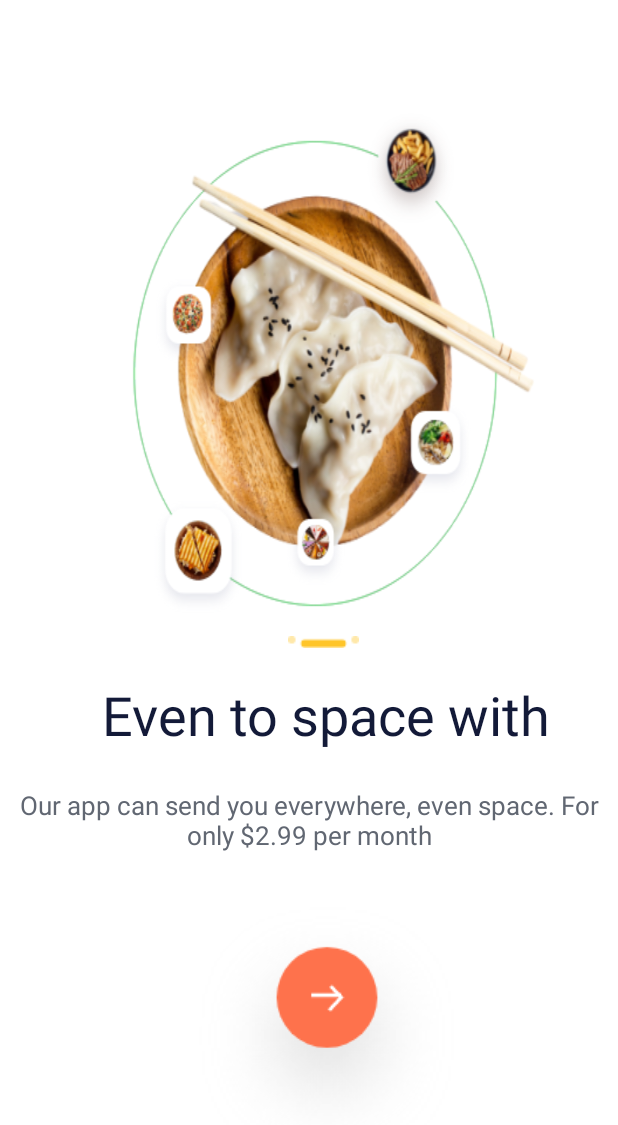
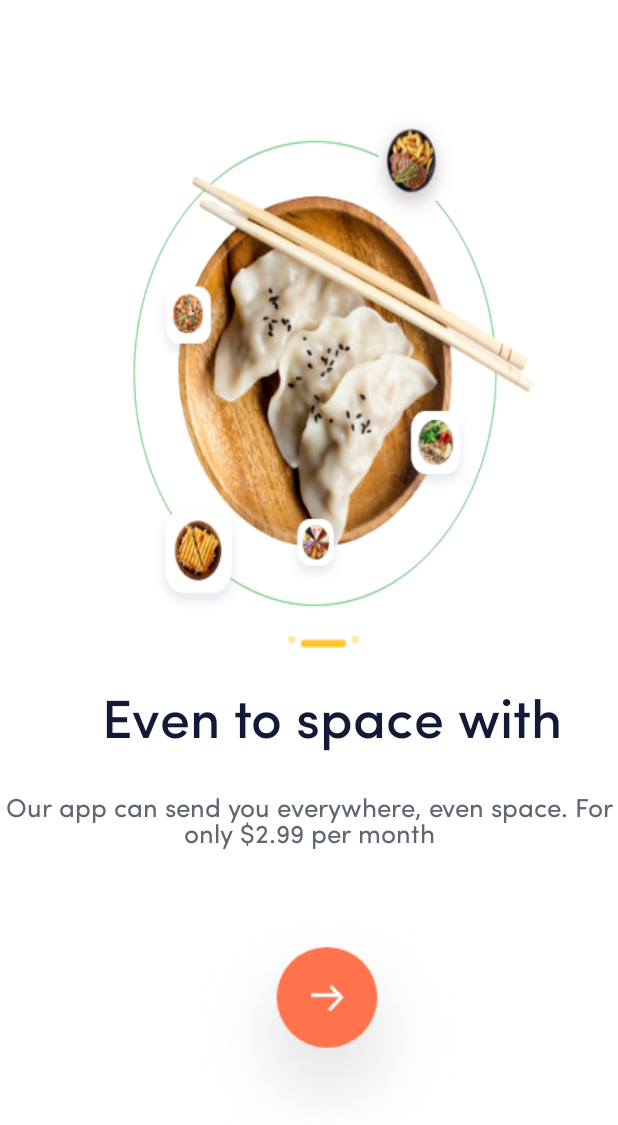
Before and after one commit to anhtranngocy7-gmail-com/LTDDbtvn, an Android app: the Onboarding2 screen opened directly, with no data from a screen before it, on a phone screen of 412 x 824 dp. Shown: the top 1125 px of the screen. Run offline under Robolectric (Android 15) with nearby library versions, the phone set to English and light mode, and no system bars.

Commit message:
Binh sua font onboarding2

```diff
--- a/Tuan1/app/src/main/java/com/laptrinhdidong/nhom3/btvntuan1/MainActivity.kt
+++ b/Tuan1/app/src/main/java/com/laptrinhdidong/nhom3/btvntuan1/MainActivity.kt
@@ -6,6 +6,6 @@ import android.os.Bundle
 class MainActivity : AppCompatActivity() {
     override fun onCreate(savedInstanceState: Bundle?) {
         super.onCreate(savedInstanceState)
-        setContentView(R.layout.nhom3_binh_welcome)
+        setContentView(R.layout.nhom3_anh_vefificationcode)
     }
 }
--- a/Tuan1/app/src/main/res/layout/nhom3_binh_onboarding2.xml
+++ b/Tuan1/app/src/main/res/layout/nhom3_binh_onboarding2.xml
@@ -44,6 +44,7 @@
         android:text="Even to space with"
         android:textColor="#131A38"
         android:textSize="36sp"
+        android:fontFamily="@font/sofia_pro_medium"
         app:layout_constraintEnd_toEndOf="parent"
         app:layout_constraintHorizontal_bias="0.0"
         app:layout_constraintStart_toStartOf="parent"
@@ -58,6 +59,7 @@
         android:layout_marginEnd="163dp"
         android:text="Our app can send you everywhere, even space. For only $2.99 per month"
         android:textAlignment="center"
+        android:fontFamily="@font/sofia_pro_regular"
         android:textColor="#616772"
         android:textSize="17sp"
         app:layout_constraintEnd_toEndOf="parent"
```
